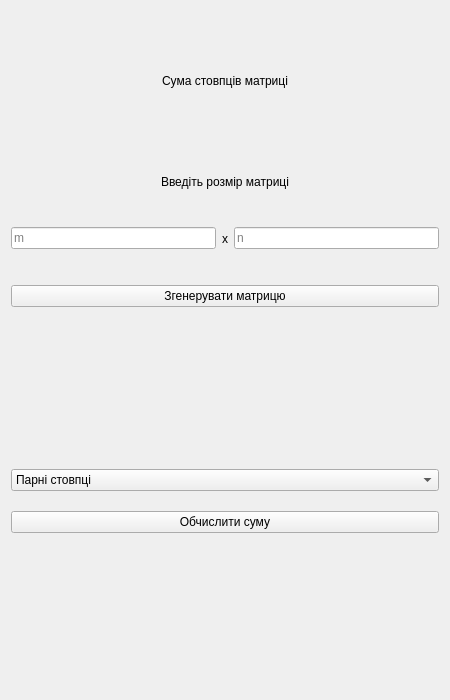
The window that lab5/ui/task3_interface.ui (Ihor-Mykytiuk/university-projects) describes before a commit, drawn with Qt 5.
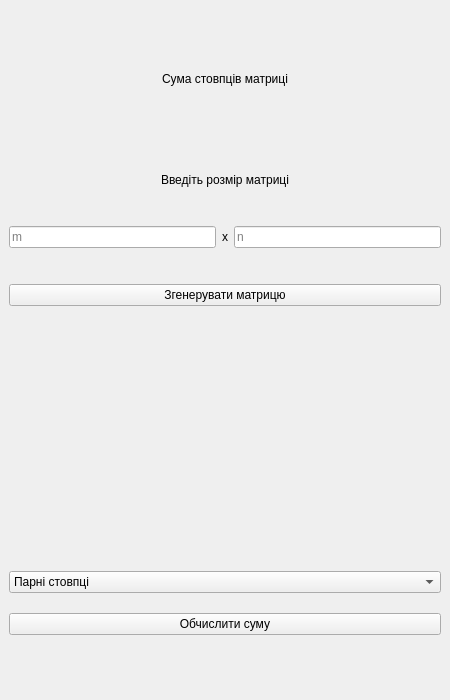
The same window after the commit.

Commit message: Interface unification

```diff
--- a/lab5/ui/task3_interface.ui
+++ b/lab5/ui/task3_interface.ui
@@ -1,7 +1,7 @@
 <?xml version="1.0" encoding="UTF-8"?>
 <ui version="4.0">
- <class>Form</class>
- <widget class="QWidget" name="Form">
+ <class>MainWindow</class>
+ <widget class="QMainWindow" name="MainWindow">
   <property name="geometry">
    <rect>
     <x>0</x>
@@ -13,7 +13,8 @@
   <property name="windowTitle">
    <string>Form</string>
   </property>
-  <layout class="QVBoxLayout" name="verticalLayout_4">
+  <widget class="QWidget" name="centralwidget">
+   <layout class="QVBoxLayout" name="verticalLayout_4" stretch="3,3,5,2,1">
    <item>
     <widget class="QLabel" name="title">
      <property name="minimumSize">
@@ -150,11 +151,12 @@
       <string/>
      </property>
      <property name="alignment">
-      <set>Qt::AlignmentFlag::AlignCenter</set>
+       <set>Qt::AlignmentFlag::AlignLeading|Qt::AlignmentFlag::AlignLeft|Qt::AlignmentFlag::AlignVCenter</set>
      </property>
     </widget>
    </item>
   </layout>
+  </widget>
  </widget>
  <resources/>
  <connections/>
```
Left out of the diff: 8 changed lines with no effect on the pictures. Lines whose indentation alone changed are shown as unchanged. The commit also changes 19 other files.
